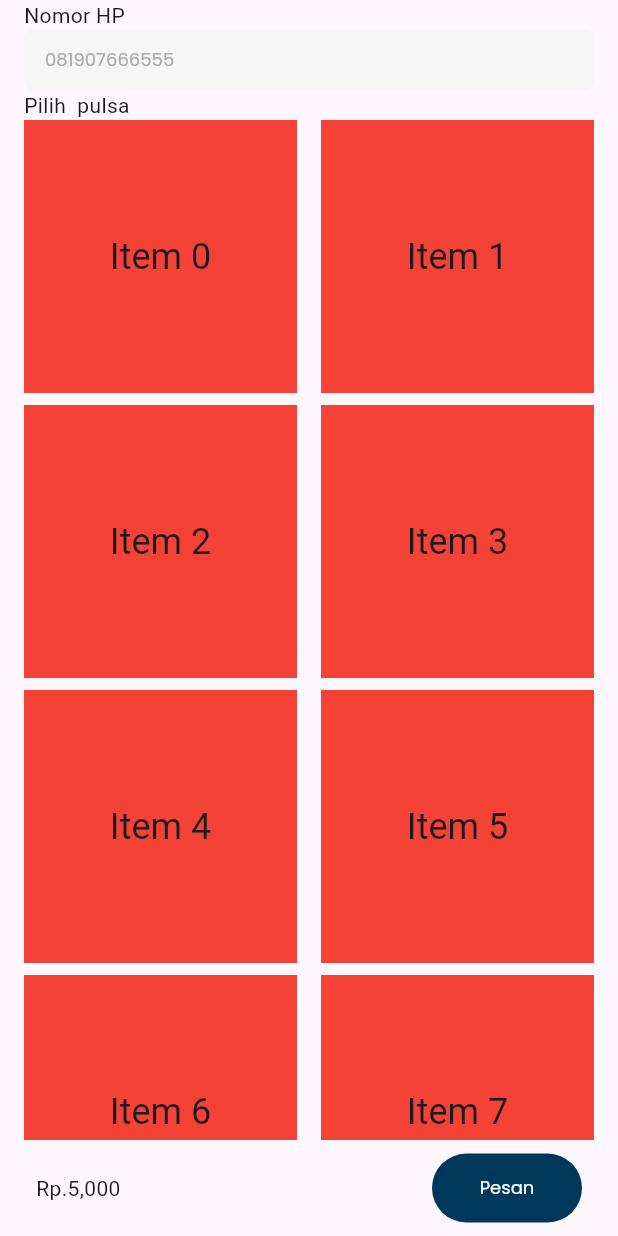
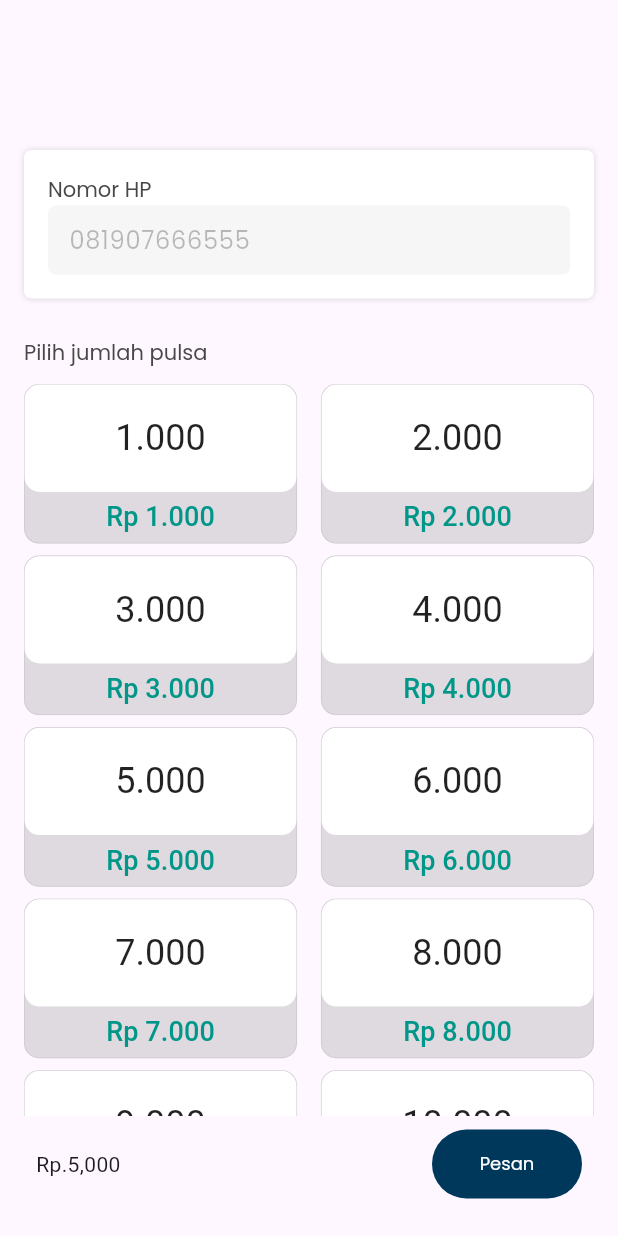
Before and after one commit to aenal-abie/hjm-pulsa, a Flutter app: the screen it shows after launch, on a phone screen of 412 x 824 dp. Run offline on Flutter 3.47's test engine with Material 3 defaults, Android fonts, the phone set to English and light mode, and no system bars; our stand-ins replace another_flushbar, cached_network_image, currency_text_input_formatter, dartz, device_info_plus, dio and 28 more; missing offline and left inert: amplitude_flutter, cropperx, data_connection_checker_nulls, flutter_exif_rotation, indonesia, slidable_button; accounts and stored records are empty.

Commit message:
(feat): phone credit buy

```diff
--- a/core/lib/component/atoms/fields/text_field.dart
+++ b/core/lib/component/atoms/fields/text_field.dart
@@ -25,6 +25,8 @@ class GSTextField extends StatefulWidget {
   final Color? maxLengthColor;
   final bool? currencyFormat;
   final bool? numericOnly;
+  final TextStyle? style;
+  final TextStyle? hintsStyle;
 
   const GSTextField(
     this.hint, {
@@ -44,7 +46,8 @@ class GSTextField extends StatefulWidget {
     this.minLines,
     this.maxLines,
     this.textInputAction,
-    this.numericOnly,
+    this.numericOnly, this.style,
+        this.hintsStyle,
   }) : super(key: key);
 
   @override
@@ -100,7 +103,7 @@ class _GSTextFieldState extends State<GSTextField> {
           isDense: true,
           enabled: widget.enable ?? true,
           hintText: widget.hint,
-          hintStyle: bodyStyle.copyWith(color: neutralColor200),
+          hintStyle: widget.hintsStyle ??bodyStyle.copyWith(color: neutralColor200),
           contentPadding: widget.padding ?? defaultPadding,
           labelStyle: GoogleFonts.poppins(color: neutralColor200, fontSize: 12),
           fillColor: neutralColor50,
@@ -122,7 +125,7 @@ class _GSTextFieldState extends State<GSTextField> {
         keyboardType: widget.textInputType ?? TextInputType.text,
         minLines: widget.minLines,
         maxLines: widget.maxLines,
-        style: bodyStyle,
+        style: widget.style ?? bodyStyle,
         onFieldSubmitted: (val) async {
           if (widget.onSubmitted != null) {
             widget.onSubmitted!();
--- a/lib/sales/presentation/pages/phone_credit_screen.dart
+++ b/lib/sales/presentation/pages/phone_credit_screen.dart
@@ -1,3 +1,4 @@
+import 'package:core/component/atoms/gap.dart';
 import 'package:flutter/material.dart';
 import 'package:pulsa/sales/presentation/widgets/phone_credit/add_phone_number.dart';
 import 'package:pulsa/sales/presentation/widgets/phone_credit/prices_list.dart';
@@ -14,17 +15,16 @@ class PhoneCreditScreen extends StatefulWidget {
 class _PhoneCreditScreenState extends State<PhoneCreditScreen> {
   @override
   Widget build(BuildContext context) {
-    return SafeArea(
-      child: Scaffold(
-        body: Padding(
-          padding: const EdgeInsets.symmetric(horizontal: 16.0),
-          child: Column(
-            children: [
-              AddPhoneNumber(),
-              Expanded(child: PricesList()),
-            ],
-          ),
-        ),
+    return Scaffold(
+      body: Column(
+        children: [
+          AddPhoneNumber(),
+          GSGap(10),
+          Expanded(child: Padding(
+            padding: const EdgeInsets.all(16.0),
+            child: PricesList(),
+          )),
+        ],
       ),
     );
   }
--- a/lib/sales/presentation/widgets/phone_credit/add_phone_number.dart
+++ b/lib/sales/presentation/widgets/phone_credit/add_phone_number.dart
@@ -1,4 +1,6 @@
 import 'package:core/component/atoms/fields/index.dart';
+import 'package:core/component/atoms/index.dart';
+import 'package:core/component/styles/index.dart';
 import 'package:flutter/material.dart';
 
 class AddPhoneNumber extends StatelessWidget {
@@ -6,18 +8,24 @@ class AddPhoneNumber extends StatelessWidget {
 
   @override
   Widget build(BuildContext context) {
-    return Container(
+    return Padding(
+      padding: const EdgeInsets.fromLTRB(16, 100, 16, 0),
+      child: GSBoxShadow(
+        padding: const EdgeInsets.all(16),
         child: Column(
           crossAxisAlignment: CrossAxisAlignment.start,
           children: [
-          GSText("Nomor HP"),
+            GSText.headingSeven("Nomor HP"),
             GSTextField(
               "081907666555",
               textInputType: TextInputType.phone,
+              hintsStyle: heading6Style.copyWith(color: Colors.black26),
+              style:heading6Style.copyWith(color: Colors.black),
               numericOnly: true,
             ),
           ],
         ),
+      ),
     );
   }
 }
--- a/lib/sales/presentation/widgets/phone_credit/prices_list.dart
+++ b/lib/sales/presentation/widgets/phone_credit/prices_list.dart
@@ -1,4 +1,5 @@
 import 'package:core/component/atoms/fields/text.dart';
+import 'package:core/component/atoms/gap.dart';
 import 'package:flutter/material.dart';
 import 'package:pulsa/sales/presentation/widgets/phone_credit/buying_action.dart';
 
@@ -7,13 +8,21 @@ class PricesList extends StatelessWidget {
 
   @override
   Widget build(BuildContext context) {
+    var size = MediaQuery.of(context).size;
+
+    /*24 is for notification bar on Android*/
+    final double itemHeight = (size.height - kToolbarHeight - 24) / 6;
+
+    final double itemWidth = size.width / 2;
     return Column(
       crossAxisAlignment: CrossAxisAlignment.start,
       mainAxisAlignment: MainAxisAlignment.start,
       children: [
-        GSText("Pilih  pulsa"),
+        GSText.headingSeven("Pilih jumlah pulsa"),
+        GSGap(10),
         Expanded(
           child: GridView.count(
+            childAspectRatio: (itemWidth / itemHeight),
             // Create a grid with 2 columns. If you change the scrollDirection to
             // horizontal, this produces 2 rows.
             crossAxisCount: 2,
@@ -24,12 +33,41 @@ class PricesList extends StatelessWidget {
                 padding: EdgeInsets.only(
                     left: isGanjil ? 0 : 8, bottom: 8, right: isGanjil ? 8 : 0),
                 child: Container(
-                  color: Colors.red,
-                  child: Center(
-                    child: Text(
-                      'Item $index',
-                      style: Theme.of(context).textTheme.headlineSmall,
-                    ),
+                  decoration: const BoxDecoration(
+                      color: Colors.black12,
+                      border: Border.fromBorderSide(BorderSide(width: .4, color: Colors.black12)),
+                      borderRadius: BorderRadius.all(Radius.circular(10))),
+                  child: Column(
+                    children: [
+                      Expanded(
+                        child: Container(
+                          width: size.width,
+                          decoration: const BoxDecoration(
+                              color: Colors.white,
+                              borderRadius:
+                                  BorderRadius.all(Radius.circular(10))),
+                          child: Padding(
+                            padding: const EdgeInsets.all(18.0),
+                            child: Center(
+                              child: Text(
+                                '${index + 1}.000',
+                                style: Theme.of(context)
+                                    .textTheme
+                                    .headlineSmall
+                                    ?.copyWith(color: Colors.black87),
+                              ),
+                            ),
+                          ),
+                        ),
+                      ),
+                      Padding(
+                        padding: const EdgeInsets.all(4.0),
+                        child: Text(
+                          'Rp ${index + 1}.000',
+                          style: Theme.of(context).textTheme.labelLarge?.copyWith(color: Colors.teal, fontSize:18),
+                        ),
+                      ),
+                    ],
                   ),
                 ),
               );
```
Lines whose indentation alone changed are shown as unchanged.
